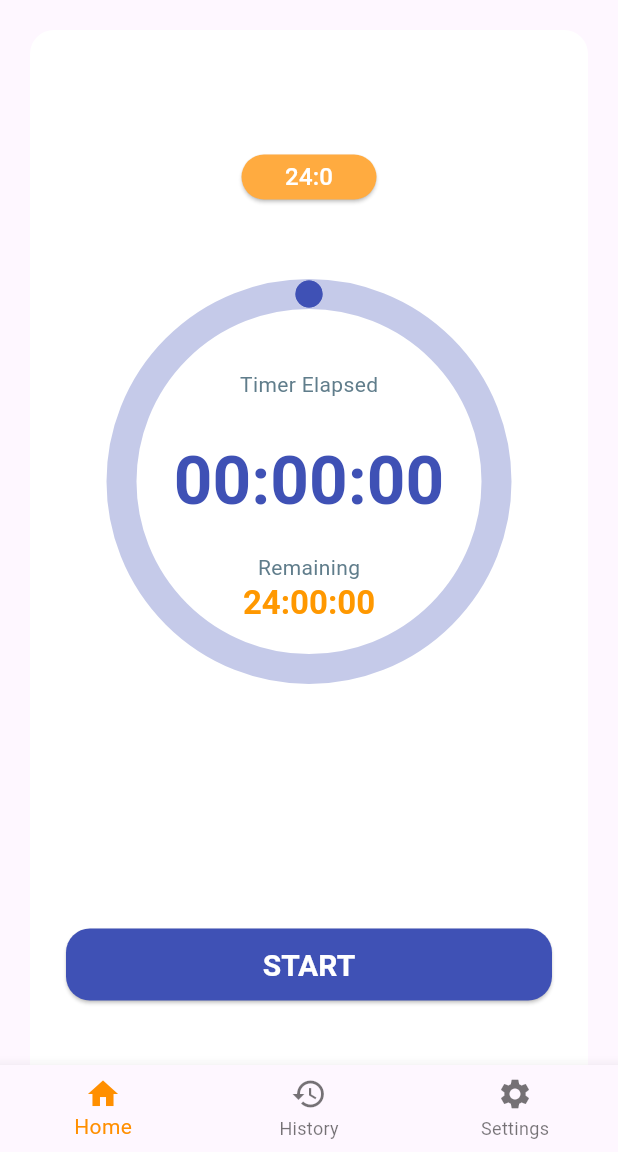
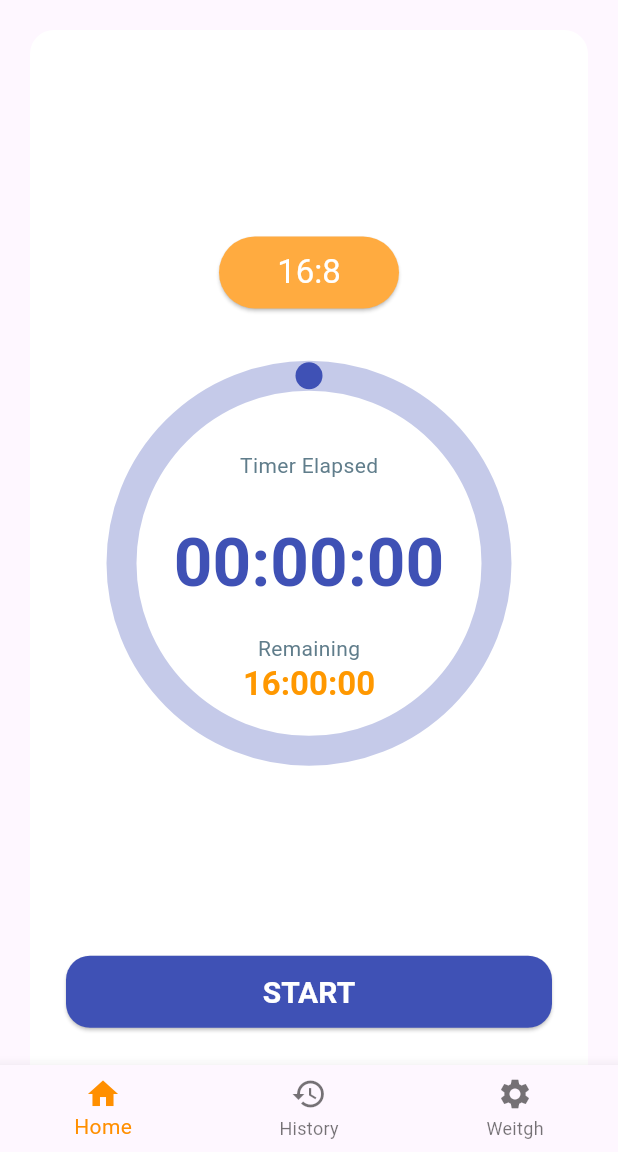
Before and after one commit to inaudy/wellfastify, a Flutter app: the screen it shows after launch, on a phone screen of 412 x 824 dp, the part 84-1236 px from its top. Run offline on Flutter 3.47's test engine with Material 3 defaults, Android fonts, the light colour scheme and no system bars; our stand-ins replace flutter_bloc, google_fonts, shared_preferences.

Commit message:
colors improvements, timer bug in bloc

```diff
--- a/lib/clock/clock_bloc.dart
+++ b/lib/clock/clock_bloc.dart
@@ -10,7 +10,7 @@ class ClockBloc extends Bloc<ClockEvent, ClockState>
     with WidgetsBindingObserver {
   final SharedPreferences _sharedPreferences;
   final Ticker _ticker;
-  static const int _duration = 24 * 60 * 60; // 18:6 FASTING
+  static const int _duration = 16 * 60 * 60; // 16:8 FASTING
   int _elapsed = 0;
   StreamSubscription<int>? _tickerSubscription;
 
@@ -90,8 +90,9 @@ class ClockBloc extends Bloc<ClockEvent, ClockState>
 
   void _startTicker(int duration, int elapsed) {
     _tickerSubscription?.cancel();
-    _tickerSubscription = _ticker.tick(ticks: duration - elapsed).listen(
-        (duration) => add(TickedClock(elapsed: _elapsed, duration: duration)));
+    _tickerSubscription = _ticker
+        .tick(ticks: duration - elapsed)
+        .listen((_) => add(TickedClock(elapsed: _elapsed, duration: duration)));
   }
 
   @override
--- a/lib/presentation/pages/fastingplans.dart
+++ b/lib/presentation/pages/fastingplans.dart
@@ -21,7 +21,7 @@ class FastingPlansPage extends StatelessWidget {
           child: Column(children: [
             FastingPlans(
               dificult: 1,
-              plan: 14,
+              plan: 13,
               background: Colors.indigo,
               startsColor: Colors.blue,
             ),
--- a/lib/presentation/pages/homepage.dart
+++ b/lib/presentation/pages/homepage.dart
@@ -78,33 +78,57 @@ class _HomePageState extends State<HomePage> {
                         child: Column(
                           mainAxisAlignment: MainAxisAlignment.spaceEvenly,
                           children: [
+                            BlocBuilder<ClockBloc, ClockState>(
+                              builder: (context, state) {
+                                return Visibility(
+                                  visible: state is! ClockInitial,
+                                  maintainSize: true,
+                                  maintainAnimation: true,
+                                  maintainState: true,
+                                  child: Row(
+                                    mainAxisAlignment: MainAxisAlignment.center,
+                                    children: [
+                                      Text('Fasting',
+                                          style: Theme.of(context)
+                                              .textTheme
+                                              .titleLarge),
+                                      const Icon(
+                                        Icons.whatshot,
+                                        color: Colors.deepOrange,
+                                      )
+                                    ],
+                                  ),
+                                );
+                              },
+                            )
+                            //plan menu buttom
+
+                            ,
                             Row(
                               mainAxisSize: MainAxisSize.min,
                               children: [
                                 Padding(
                                   padding: const EdgeInsets.only(top: 20.0),
                                   child: SizedBox(
-                                    width: 90,
-                                    height: 30,
+                                    width: 120,
+                                    height: 48,
                                     child: BlocBuilder<ClockBloc, ClockState>(
                                       builder: (context, state) {
                                         return ElevatedButton(
-                                          onPressed: state is! ClockInitial
-                                              ? null
-                                              : () {
-                                                  Navigator.pushNamed(
-                                                      context, '/second');
-                                                },
+                                          onPressed: () {
+                                            Navigator.pushNamed(
+                                                context, '/second');
+                                          },
                                           style: ElevatedButton.styleFrom(
                                               backgroundColor:
                                                   Colors.orangeAccent,
                                               padding: EdgeInsets.zero,
                                               minimumSize: Size.zero),
                                           child: Text(
-                                            '${Duration(seconds: context.select((ClockBloc bloc) => bloc.state.duration)).inHours}:${24 - Duration(seconds: context.select((ClockBloc bloc) => bloc.state.duration)).inHours}',
+                                            '${Duration(seconds: state.duration).inHours}:${24 - Duration(seconds: state.duration).inHours}',
                                             style: Theme.of(context)
                                                 .textTheme
-                                                .titleMedium!
+                                                .titleLarge!
                                                 .copyWith(color: Colors.white),
                                           ),
                                         );
@@ -169,29 +193,6 @@ class _HomePageState extends State<HomePage> {
                                             ),
                                             Row(
                                               children: [
-                                                /*Column(
-                                                  crossAxisAlignment:
-                                                      CrossAxisAlignment.start,
-                                                  children: [
-                                                    Padding(
-                                                      padding:
-                                                          const EdgeInsets.only(
-                                                              bottom: 5),
-                                                      child: Text('(+1)',
-                                                          style: Theme.of(
-                                                                  context)
-                                                              .textTheme
-                                                              .titleLarge!
-                                                              .copyWith(
-                                                                  fontWeight:
-                                                                      FontWeight
-                                                                          .bold,
-                                                                  color: color1,
-                                                                  fontSize:
-                                                                      12)),
-                                                    ),
-                                                  ],
-                                                ),*/
                                                 Text(
                                                   DateFormat('EEE d, HH:mm')
                                                       .format(endTime),
@@ -245,7 +246,7 @@ class _HomePageState extends State<HomePage> {
           ),
           BottomNavigationBarItem(
             icon: Icon(Icons.settings),
-            label: 'Settings',
+            label: 'Weitgh',
           ),
         ],
         currentIndex: _selectedIndex,
--- a/lib/presentation/widgets/circular_canvas.dart
+++ b/lib/presentation/widgets/circular_canvas.dart
@@ -50,15 +50,10 @@ class TimerPainter extends CustomPainter {
       ..color = Colors.indigo
       ..style = PaintingStyle.fill;
 
-    Paint borderPaintStarted = Paint()
-      ..color = Colors.indigo
-      ..style = PaintingStyle.stroke
-      ..strokeWidth = 3.0;
-
     Offset center = Offset(size.width / 2, size.height / 2);
     double radius = size.width / 2;
 
-    // Draw bacground circle
+    // Draw background circle
     canvas.drawCircle(center, radius, backgroundPaint);
 
     // Draw the arc
@@ -72,11 +67,6 @@ class TimerPainter extends CustomPainter {
       progressPaint,
     );
 
-    // Draw start circle
-    double startX = center.dx + radius * cos(-pi / 2);
-    double startY = center.dy + radius * sin(-pi / 2);
-    canvas.drawCircle(Offset(startX, startY), 9.0, elapsedPaintCircle);
-
     // Draw end circle
     double endX = center.dx + radius * cos(-3.141592653589793 / 2 + angle);
     double endY = center.dy + radius * sin(-3.141592653589793 / 2 + angle);
--- a/lib/presentation/widgets/fasting_options.dart
+++ b/lib/presentation/widgets/fasting_options.dart
@@ -23,7 +23,8 @@ class FastingPlans extends StatelessWidget {
       child: InkWell(
         onTap: () {
           plan = Duration(hours: plan).inSeconds;
-          context.read<ClockBloc>().add(const SetClock(60, 0));
+          context.read<ClockBloc>().add(SetClock(plan, 0));
+          // aqui agregar para cambiar la duracion
 
           Navigator.pop(context);
         },
--- a/lib/presentation/widgets/start_button.dart
+++ b/lib/presentation/widgets/start_button.dart
@@ -25,13 +25,11 @@ class StartButton extends StatelessWidget {
                       ? BorderSide.none
                       : const BorderSide(color: Colors.deepOrange, width: 2)),
               minimumSize: const Size.fromHeight(48),
-              backgroundColor: state is ClockInitial ? color1 : Colors.white),
+              backgroundColor: state is ClockInitial ? color1 : Colors.red),
           child: Text(
             state is ClockInitial ? 'START' : 'STOP',
             style: Theme.of(context).textTheme.titleLarge!.copyWith(
-                color: state is ClockInitial ? Colors.white : Colors.deepOrange,
-                fontWeight: FontWeight.bold,
-                fontSize: 20),
+                color: Colors.white, fontWeight: FontWeight.bold, fontSize: 20),
           ),
         );
       },
```
